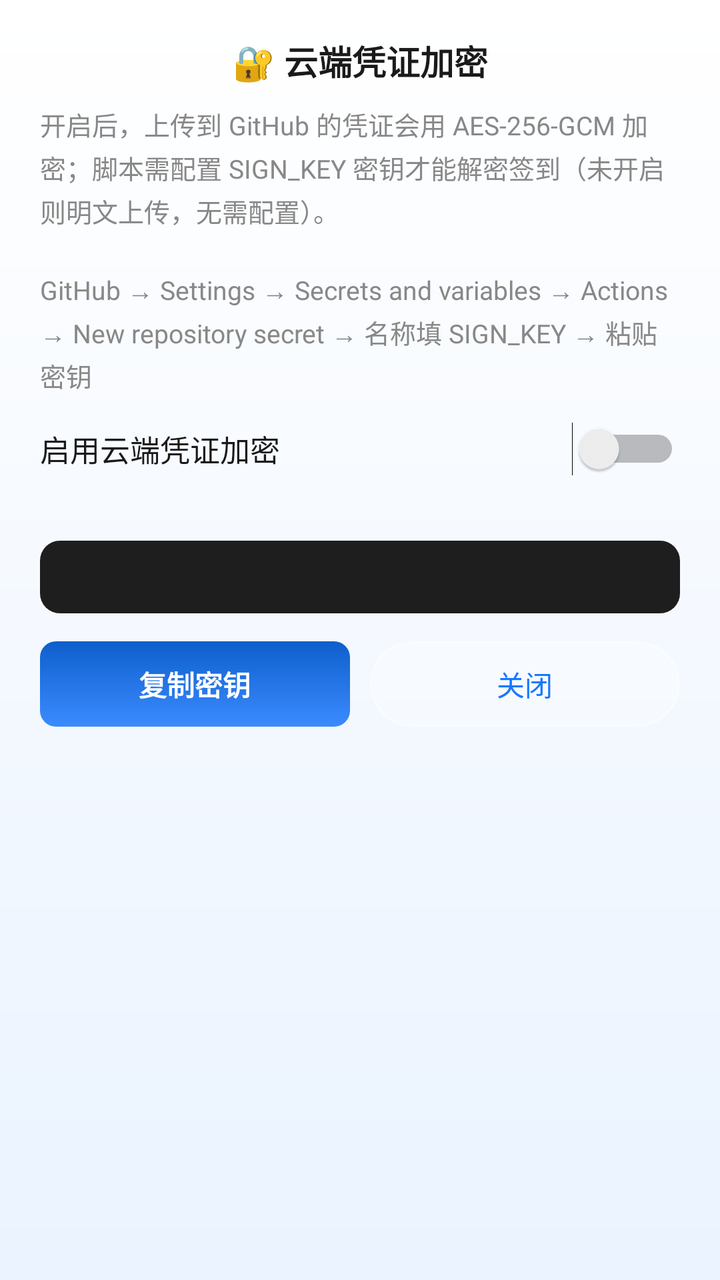
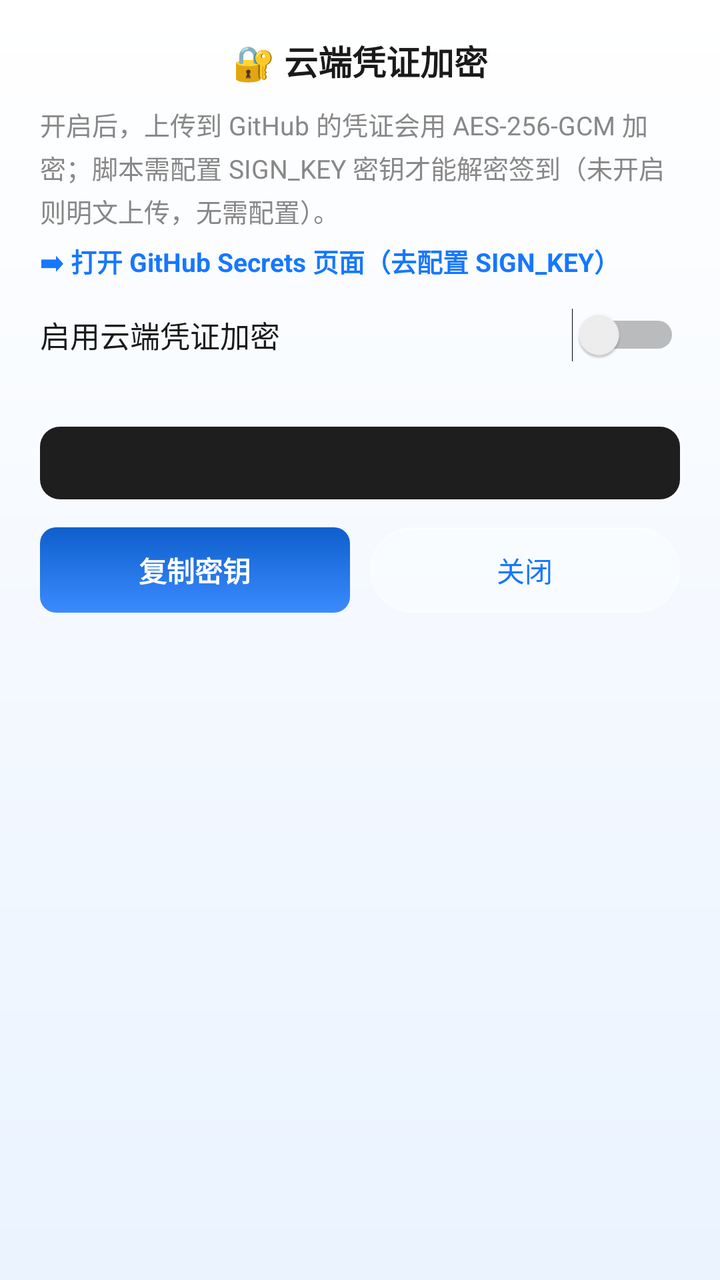

Two renders of the same Android screen: before a commit and after it. Below are the layout's source before the change and the commit's diff.
<!-- AndroidManifest.xml: application theme Theme.SignApp -->
<!-- res/layout/dialog_crypto.xml -->
<?xml version="1.0" encoding="utf-8"?>
<LinearLayout xmlns:android="http://schemas.android.com/apk/res/android"
    android:layout_width="match_parent"
    android:layout_height="wrap_content"
    android:orientation="vertical"
    android:background="@drawable/bg_dialog_light"
    android:paddingTop="18dp"
    android:paddingLeft="20dp"
    android:paddingRight="20dp"
    android:paddingBottom="16dp">

    <TextView
        android:layout_width="match_parent"
        android:layout_height="wrap_content"
        android:gravity="center"
        android:text="🔐 云端凭证加密"
        android:textColor="@color/text_primary"
        android:textSize="17sp"
        android:textStyle="bold" />

    <TextView
        android:layout_width="match_parent"
        android:layout_height="wrap_content"
        android:layout_marginTop="10dp"
        android:text="开启后，上传到 GitHub 的凭证会用 AES-256-GCM 加密；脚本需配置 SIGN_KEY 密钥才能解密签到（未开启则明文上传，无需配置）。\n\nGitHub → Settings → Secrets and variables → Actions → New repository secret → 名称填 SIGN_KEY → 粘贴密钥"
        android:textColor="@color/gray"
        android:textSize="13sp"
        android:lineSpacingExtra="3dp" />

    <Switch
        android:id="@+id/switchCrypto"
        android:layout_width="match_parent"
        android:layout_height="wrap_content"
        android:layout_marginTop="14dp"
        android:text="启用云端凭证加密"
        android:textColor="@color/text_primary"
        android:textSize="15sp" />

    <TextView
        android:id="@+id/tvCryptoHint"
        android:layout_width="match_parent"
        android:layout_height="wrap_content"
        android:layout_marginTop="4dp"
        android:text=""
        android:textColor="@color/gray"
        android:textSize="12sp"
        android:lineSpacingExtra="2dp" />

    <TextView
        android:id="@+id/tvCryptoKey"
        android:layout_width="match_parent"
        android:layout_height="wrap_content"
        android:layout_marginTop="12dp"
        android:background="@drawable/bg_terminal_window"
        android:padding="10dp"
        android:text=""
        android:textColor="@color/terminal_green"
        android:textSize="12sp"
        android:fontFamily="monospace"
        android:lineSpacingExtra="2dp" />

    <LinearLayout
        android:layout_width="match_parent"
        android:layout_height="wrap_content"
        android:layout_marginTop="14dp"
        android:orientation="horizontal">

        <TextView
            android:id="@+id/btnCopyKey"
            android:layout_width="0dp"
            android:layout_height="wrap_content"
            android:layout_weight="1"
            android:background="@drawable/bg_btn_gradient"
            android:gravity="center"
            android:padding="11dp"
            android:text="复制密钥"
            android:textColor="@color/white"
            android:textSize="14sp"
            android:textStyle="bold" />

        <TextView
            android:id="@+id/btnCryptoClose"
            android:layout_width="0dp"
            android:layout_height="wrap_content"
            android:layout_weight="1"
            android:layout_marginStart="10dp"
            android:background="@drawable/bg_badge"
            android:gravity="center"
            android:padding="11dp"
            android:text="关闭"
            android:textColor="@color/primary"
            android:textSize="14sp" />
    </LinearLayout>
</LinearLayout>
<!-- resources referenced by this layout -->
<resources>
  <color name="gray">#888888</color>
  <color name="primary">#1677FF</color>
  <color name="terminal_green">#4EC9B0</color>
  <color name="text_primary">#1A1A1A</color>
  <color name="white">#FFFFFF</color>
  <!-- drawable bg_badge (drawable) -->
  <?xml version="1.0" encoding="utf-8"?>
  <shape xmlns:android="http://schemas.android.com/apk/res/android">
      <solid android:color="#40FFFFFF" />
      <corners android:radius="999dp" />
      <stroke android:width="1dp" android:color="#66FFFFFF" />
  </shape>
  <!-- drawable bg_btn_gradient (drawable) -->
  <?xml version="1.0" encoding="utf-8"?>
  <shape xmlns:android="http://schemas.android.com/apk/res/android"
      android:shape="rectangle">
      <gradient
          android:angle="90"
          android:startColor="#3B8BFF"
          android:endColor="#0E5FCC" />
      <corners android:radius="8dp" />
  </shape>
  <!-- drawable bg_dialog_light (drawable) -->
  <?xml version="1.0" encoding="utf-8"?>
  <shape xmlns:android="http://schemas.android.com/apk/res/android"
      android:shape="rectangle">
      <gradient
          android:angle="270"
          android:startColor="@color/surface_start"
          android:endColor="@color/surface_end" />
  </shape>
  <!-- drawable bg_terminal_window (drawable) -->
  <?xml version="1.0" encoding="utf-8"?>
  <shape xmlns:android="http://schemas.android.com/apk/res/android"
      android:shape="rectangle">
      <solid android:color="#1E1E1E" />
      <corners android:radius="10dp" />
  </shape>
  <style name="Theme.SignApp" parent="Theme.MaterialComponents.DayNight.NoActionBar">
          <item name="colorPrimary">@color/primary</item>
          <item name="colorPrimaryVariant">@color/primary_dark</item>
          <item name="colorOnPrimary">@color/white</item>
          <item name="android:statusBarColor">@color/gradient_start</item>
          <item name="android:windowBackground">@color/white</item>
      </style>
  <color name="surface_start">#FFFFFF</color>
  <color name="surface_end">#EAF3FF</color>
  <color name="primary_dark">#0E5FCC</color>
  <color name="gradient_start">#3B8BFF</color>
</resources>

<!-- the commit's change to res/layout/dialog_crypto.xml (unified diff, before → after) -->
@@ -22,10 +22,21 @@
         android:layout_width="match_parent"
         android:layout_height="wrap_content"
         android:layout_marginTop="10dp"
-        android:text="开启后，上传到 GitHub 的凭证会用 AES-256-GCM 加密；脚本需配置 SIGN_KEY 密钥才能解密签到（未开启则明文上传，无需配置）。\n\nGitHub → Settings → Secrets and variables → Actions → New repository secret → 名称填 SIGN_KEY → 粘贴密钥"
+        android:text="开启后，上传到 GitHub 的凭证会用 AES-256-GCM 加密；脚本需配置 SIGN_KEY 密钥才能解密签到（未开启则明文上传，无需配置）。"
         android:textColor="@color/gray"
         android:textSize="13sp"
         android:lineSpacingExtra="3dp" />
+
+    
+    <TextView
+        android:id="@+id/btnOpenSecrets"
+        android:layout_width="wrap_content"
+        android:layout_height="wrap_content"
+        android:layout_marginTop="6dp"
+        android:text="➡ 打开 GitHub Secrets 页面（去配置 SIGN_KEY）"
+        android:textColor="@color/primary"
+        android:textSize="13sp"
+        android:textStyle="bold" />
 
     <Switch
         android:id="@+id/switchCrypto"
